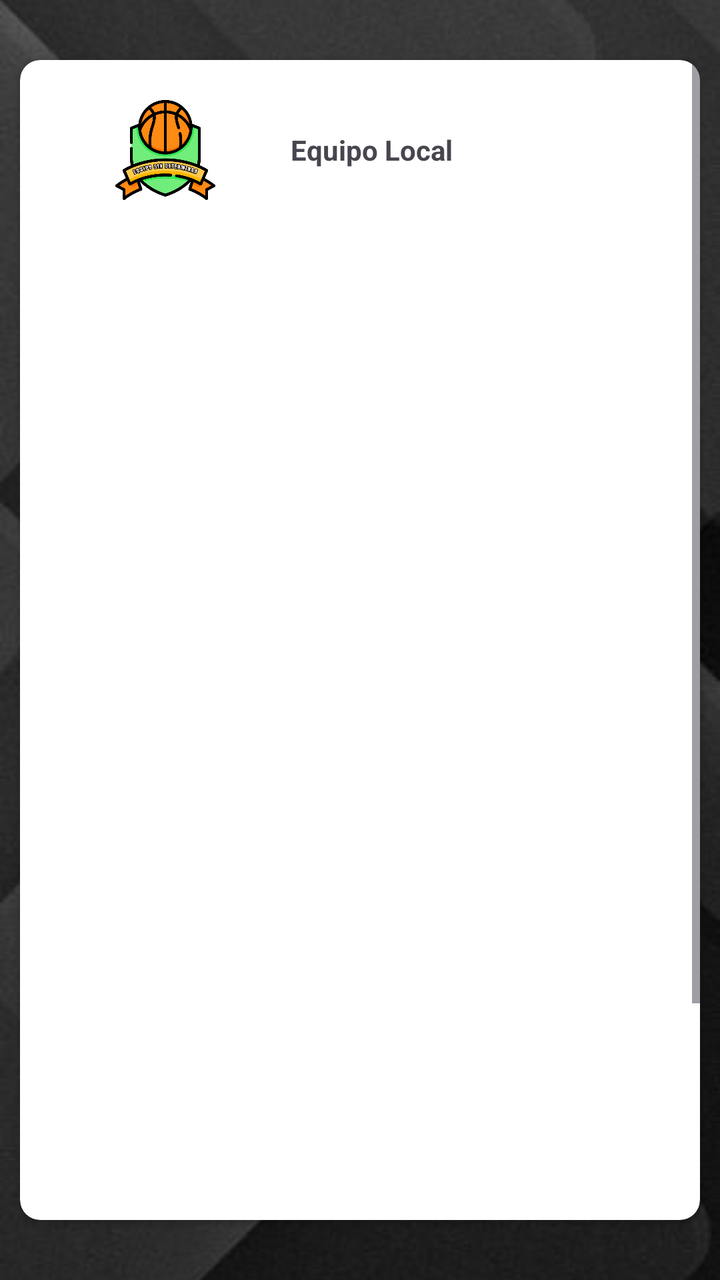
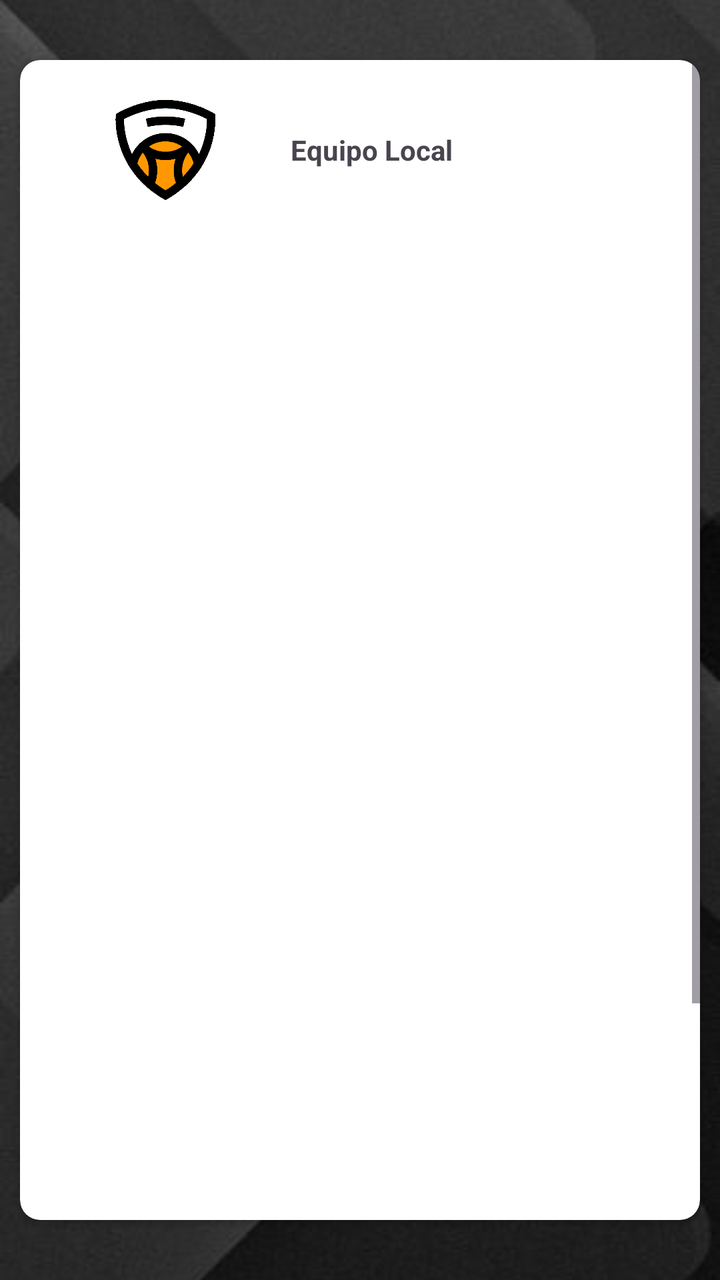

The first picture is an Android layout as it rendered before a commit; the second is the same layout after the commit. The layout source and the unified diff follow.
<!-- AndroidManifest.xml: application theme Theme.UBB_estadistica -->
<!-- res/layout/fragment_plantilla_local.xml -->
<?xml version="1.0" encoding="utf-8"?>
<androidx.constraintlayout.widget.ConstraintLayout xmlns:android="http://schemas.android.com/apk/res/android"
    xmlns:app="http://schemas.android.com/apk/res-auto"
    xmlns:tools="http://schemas.android.com/tools"
    android:layout_width="match_parent"
    android:layout_height="match_parent"
    tools:context=".partido.PlantillaLocalFragment">

    <ImageView
        android:id="@+id/imageView4"
        android:layout_width="0dp"
        android:layout_height="0dp"
        android:scaleType="centerCrop"
        android:src="@drawable/fondo_pantalla3"
        app:layout_constraintBottom_toBottomOf="parent"
        app:layout_constraintEnd_toEndOf="parent"
        app:layout_constraintStart_toStartOf="parent"
        app:layout_constraintTop_toTopOf="parent" />

    <androidx.cardview.widget.CardView
        android:layout_width="match_parent"
        android:layout_height="match_parent"
        android:layout_marginStart="10dp"
        android:layout_marginTop="30dp"
        android:layout_marginEnd="10dp"
        android:layout_marginBottom="30dp"
        app:cardCornerRadius="10sp"
        app:layout_constraintBottom_toBottomOf="parent"
        app:layout_constraintEnd_toEndOf="parent"
        app:layout_constraintStart_toStartOf="parent"
        app:layout_constraintTop_toTopOf="parent">

        <ScrollView
            android:layout_width="match_parent"
            android:layout_height="match_parent">

            <LinearLayout
                android:layout_width="match_parent"
                android:layout_height="wrap_content"
                android:layout_marginLeft="10sp"
                android:layout_marginTop="20sp"
                android:layout_marginRight="10sp"
                android:layout_marginBottom="20sp"
                android:orientation="vertical">

                <LinearLayout
                    android:layout_width="match_parent"
                    android:layout_height="wrap_content"
                    android:orientation="horizontal">

                    <ImageView
                        android:id="@+id/imageEquipoLocal"
                        android:layout_width="50sp"
                        android:layout_height="50sp"
                        android:layout_weight="1"
                        android:src="@drawable/escudo_equipo" />

                    <TextView
                        android:id="@+id/txtPlantillaEquipoL"
                        android:layout_width="wrap_content"
                        android:layout_height="match_parent"
                        android:layout_weight="1.5"
                        android:gravity="left|center_vertical"
                        android:text="Equipo Local"
                        android:textStyle="bold" />
                </LinearLayout>

                <ListView
                    android:id="@+id/LVPlantillaLocal"
                    android:layout_width="match_parent"
                    android:layout_height="550dp"
                    android:layout_marginTop="10dp"
                    android:layout_marginBottom="10dp" />

                <LinearLayout
                    android:layout_width="match_parent"
                    android:layout_height="wrap_content"
                    android:layout_marginTop="5sp"
                    android:layout_marginBottom="20dp"
                    android:orientation="horizontal">

                    <Button
                        android:id="@+id/btnInscribirJugadorLocal"
                        android:layout_width="wrap_content"
                        android:layout_height="wrap_content"
                        android:layout_weight="1"
                        android:backgroundTint="@color/yellow_logo"
                        android:text="Inscribir Jugador"
                        app:cornerRadius="30dp" />

                    <Space
                        android:layout_width="wrap_content"
                        android:layout_height="wrap_content"
                        android:layout_weight="1" />

                    <Button
                        android:id="@+id/btnGuardarPlantillaL"
                        android:layout_width="wrap_content"
                        android:layout_height="wrap_content"
                        android:layout_weight="1"
                        android:backgroundTint="@color/yellow_logo"
                        android:text="Cargar Plantilla"
                        app:cornerRadius="30dp" />

                </LinearLayout>

            </LinearLayout>
        </ScrollView>
    </androidx.cardview.widget.CardView>

</androidx.constraintlayout.widget.ConstraintLayout>
<!-- resources referenced by this layout -->
<resources>
  <color name="yellow_logo">#F3DD2F</color>
  <!-- drawable escudo_equipo: png bitmap (drawable, 62532 bytes) -->
  <!-- drawable fondo_pantalla3: jpg bitmap (drawable, 18674 bytes) -->
  <style name="Theme.UBB_estadistica" parent="Theme.MaterialComponents.DayNight.DarkActionBar">
          
          <item name="colorPrimary">@color/yellow_logo_500</item>
          <item name="colorPrimaryDark">@color/yellow_logo_700</item>
          <item name="colorAccent">@color/yellow_logo</item>
  
          <item name="colorPrimaryVariant">@color/yellow_logo_700</item>
          <item name="colorOnPrimary">@color/white</item>
          
          <item name="colorSecondary">@color/teal_200</item>
          <item name="colorSecondaryVariant">@color/teal_700</item>
          <item name="colorOnSecondary">@color/black</item>
          
          <item name="android:statusBarColor">@color/yellow_logo_700</item>
          
      </style>
  <color name="yellow_logo_500">#FFEB3B</color>
  <color name="yellow_logo_700">#FBC02D</color>
  <color name="white">#FFFFFFFF</color>
  <color name="teal_200">#FF03DAC5</color>
  <color name="teal_700">#FF018786</color>
  <color name="black">#FF000000</color>
</resources>

<!-- the commit's change to res/layout/fragment_plantilla_local.xml (unified diff, before → after) -->
@@ -53,7 +53,7 @@
                         android:layout_width="50sp"
                         android:layout_height="50sp"
                         android:layout_weight="1"
-                        android:src="@drawable/escudo_equipo" />
+                        android:src="@drawable/escudopredeterminado" />
 
                     <TextView
                         android:id="@+id/txtPlantillaEquipoL"
<!-- resource entries referenced after the edit -->
@@ -1,7 +1,7 @@
 <!-- resources referenced by this layout -->
 <resources>
   <color name="yellow_logo">#F3DD2F</color>
-  <!-- drawable escudo_equipo: png bitmap (drawable, 62532 bytes) -->
+  <!-- drawable escudopredeterminado: png bitmap (drawable, 17382 bytes) -->
   <!-- drawable fondo_pantalla3: jpg bitmap (drawable, 18674 bytes) -->
   <style name="Theme.UBB_estadistica" parent="Theme.MaterialComponents.DayNight.DarkActionBar">
           
